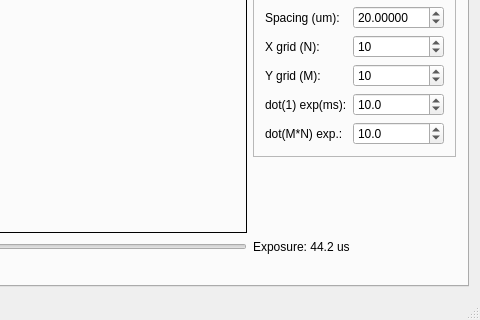
The window that GUI/mainwindow.ui (mvxe/MLA-CS) describes before a commit, drawn with Qt 5; both pictures show x 407 to 887 and y 396 to 716 of the 887 by 716 pixel window.
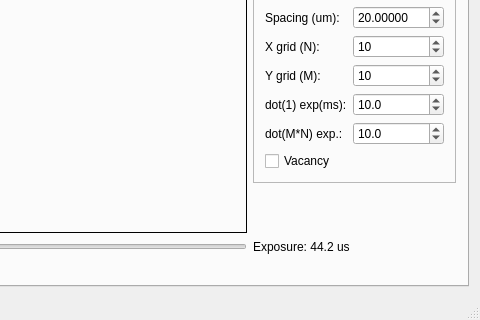
The same window after the commit. The open tabs and pages were chosen to show the change. Icons and pictures are not drawn. Custom widgets are drawn as their Qt base class.

Diff of the .ui file:
```diff
--- a/GUI/mainwindow.ui
+++ b/GUI/mainwindow.ui
@@ -662,6 +662,13 @@
                </property>
               </widget>
              </item>
+             <item row="6" column="0">
+              <widget class="QCheckBox" name="checkBox">
+               <property name="text">
+                <string>Vacancy</string>
+               </property>
+              </widget>
+             </item>
             </layout>
            </widget>
           </item>
```
